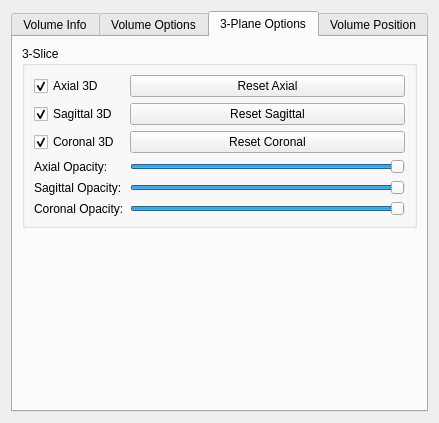
Above: rtUI/volume3DOptions.ui from pengwg/vurtigo before the change. Below: the same form after it.
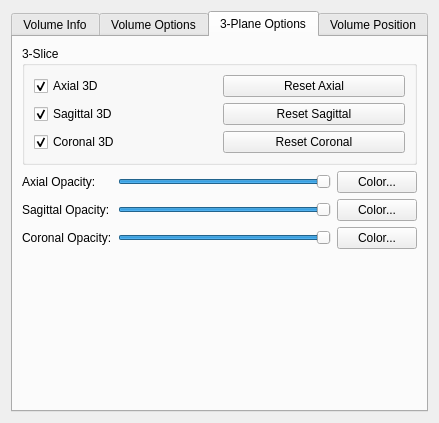
That is the form after the change. The open tabs and pages were chosen to show the change.

Commit message:
Added Volume Coloring
Analysis:

Users could not change the colors of the slice planes that showed the volumes

Resolution:

Added buttons in the 3-plane options that let users choose the color of each individual plane.
The color chosen will also determine the color of the box outline of that plane (as well as color the border
around the button itself for quick reference).

BugID: 775
Reviewed by:

```diff
--- a/rtUI/volume3DOptions.ui
+++ b/rtUI/volume3DOptions.ui
@@ -277,8 +277,8 @@
       <attribute name="title">
        <string>3-Plane Options</string>
       </attribute>
-      <layout class="QVBoxLayout" name="verticalLayout_5">
-       <item>
+      <layout class="QGridLayout" name="gridLayout_5">
+       <item row="0" column="0">
         <widget class="QGroupBox" name="groupBox">
          <property name="title">
           <string>3-Slice</string>
@@ -314,35 +314,40 @@
             </property>
            </widget>
           </item>
-          <item row="0" column="1">
+          <item row="0" column="2">
            <widget class="QPushButton" name="axialResetButton">
             <property name="text">
              <string>Reset Axial</string>
             </property>
            </widget>
           </item>
-          <item row="2" column="1">
+          <item row="2" column="2">
            <widget class="QPushButton" name="sagittalResetButton">
             <property name="text">
              <string>Reset Sagittal</string>
             </property>
            </widget>
           </item>
-          <item row="3" column="1">
+          <item row="3" column="2">
            <widget class="QPushButton" name="coronalResetButton">
             <property name="text">
              <string>Reset Coronal</string>
             </property>
            </widget>
           </item>
-          <item row="4" column="0">
+         </layout>
+        </widget>
+       </item>
+       <item row="1" column="0">
+        <layout class="QGridLayout" name="gridLayout_4">
+         <item row="0" column="0">
            <widget class="QLabel" name="label_12">
             <property name="text">
              <string>Axial Opacity:</string>
             </property>
            </widget>
           </item>
-          <item row="4" column="1">
+         <item row="0" column="1">
            <widget class="QSlider" name="axialOpacitySlider">
             <property name="maximum">
              <number>100</number>
@@ -355,14 +360,14 @@
             </property>
            </widget>
           </item>
-          <item row="5" column="0">
+         <item row="1" column="0">
            <widget class="QLabel" name="label_13">
             <property name="text">
              <string>Sagittal Opacity:</string>
             </property>
            </widget>
           </item>
-          <item row="5" column="1">
+         <item row="1" column="1">
            <widget class="QSlider" name="sagittalOpacitySlider">
             <property name="maximum">
              <number>100</number>
@@ -375,14 +380,14 @@
             </property>
            </widget>
           </item>
-          <item row="6" column="0">
+         <item row="2" column="0">
            <widget class="QLabel" name="label_14">
             <property name="text">
              <string>Coronal Opacity:</string>
             </property>
            </widget>
           </item>
-          <item row="6" column="1">
+         <item row="2" column="1">
            <widget class="QSlider" name="coronalOpacitySlider">
             <property name="maximum">
              <number>100</number>
@@ -395,10 +400,30 @@
             </property>
            </widget>
           </item>
-         </layout>
-        </widget>
+         <item row="0" column="2">
+          <widget class="QPushButton" name="axialColor">
+           <property name="text">
+            <string>Color...</string>
+           </property>
+          </widget>
+         </item>
+         <item row="1" column="2">
+          <widget class="QPushButton" name="sagittalColor">
+           <property name="text">
+            <string>Color...</string>
+           </property>
+          </widget>
+         </item>
+         <item row="2" column="2">
+          <widget class="QPushButton" name="coronalColor">
+           <property name="text">
+            <string>Color...</string>
+           </property>
+          </widget>
+         </item>
+        </layout>
        </item>
-       <item>
+       <item row="2" column="0">
         <spacer name="verticalSpacer_2">
          <property name="orientation">
           <enum>Qt::Vertical</enum>
```
Lines whose indentation alone changed are shown as unchanged. The commit also changes 3 other files.
